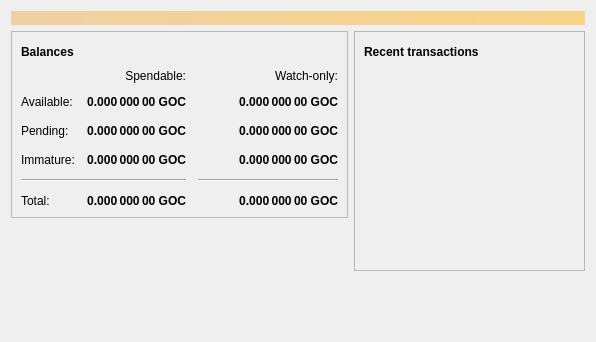
Old version of the form src/qt/forms/overviewpage.ui in the repository versacoin/versacoin.
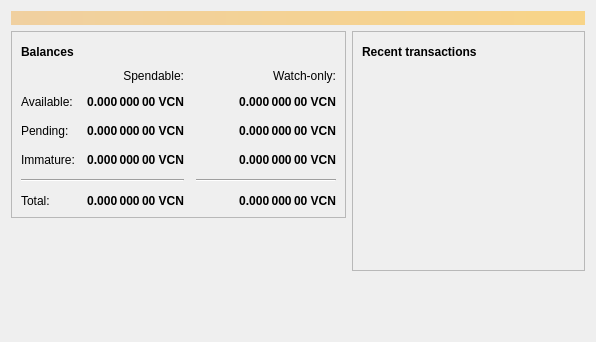
New version of the form. Icons and pictures are not drawn.

Diff of the .ui file:
```diff
--- a/src/qt/forms/overviewpage.ui
+++ b/src/qt/forms/overviewpage.ui
@@ -129,7 +129,7 @@
                <string>Unconfirmed transactions to watch-only addresses</string>
               </property>
               <property name="text">
-               <string notr="true">0.000 000 00 GOC</string>
+               <string notr="true">0.000 000 00 VCN</string>
               </property>
               <property name="alignment">
                <set>Qt::AlignRight|Qt::AlignTrailing|Qt::AlignVCenter</set>
@@ -154,7 +154,7 @@
                <string>Total of transactions that have yet to be confirmed, and do not yet count toward the spendable balance</string>
               </property>
               <property name="text">
-               <string notr="true">0.000 000 00 GOC</string>
+               <string notr="true">0.000 000 00 VCN</string>
               </property>
               <property name="alignment">
                <set>Qt::AlignRight|Qt::AlignTrailing|Qt::AlignVCenter</set>
@@ -179,7 +179,7 @@
                <string>Mined balance in watch-only addresses that has not yet matured</string>
               </property>
               <property name="text">
-               <string notr="true">0.000 000 00 GOC</string>
+               <string notr="true">0.000 000 00 VCN</string>
               </property>
               <property name="alignment">
                <set>Qt::AlignRight|Qt::AlignTrailing|Qt::AlignVCenter</set>
@@ -237,7 +237,7 @@
                <string>Mined balance that has not yet matured</string>
               </property>
               <property name="text">
-               <string notr="true">0.000 000 00 GOC</string>
+               <string notr="true">0.000 000 00 VCN</string>
               </property>
               <property name="alignment">
                <set>Qt::AlignRight|Qt::AlignTrailing|Qt::AlignVCenter</set>
@@ -282,7 +282,7 @@
                <string>Your current total balance</string>
               </property>
               <property name="text">
-               <string notr="true">0.000 000 00 GOC</string>
+               <string notr="true">0.000 000 00 VCN</string>
               </property>
               <property name="alignment">
                <set>Qt::AlignRight|Qt::AlignTrailing|Qt::AlignVCenter</set>
@@ -307,7 +307,7 @@
                <string>Current total balance in watch-only addresses</string>
               </property>
               <property name="text">
-               <string notr="true">0.000 000 00 GOC</string>
+               <string notr="true">0.000 000 00 VCN</string>
               </property>
               <property name="alignment">
                <set>Qt::AlignRight|Qt::AlignTrailing|Qt::AlignVCenter</set>
@@ -349,7 +349,7 @@
                <string>Your current spendable balance</string>
               </property>
               <property name="text">
-               <string notr="true">0.000 000 00 GOC</string>
+               <string notr="true">0.000 000 00 VCN</string>
               </property>
               <property name="alignment">
                <set>Qt::AlignRight|Qt::AlignTrailing|Qt::AlignVCenter</set>
@@ -374,7 +374,7 @@
                <string>Your current balance in watch-only addresses</string>
               </property>
               <property name="text">
-               <string notr="true">0.000 000 00 GOC</string>
+               <string notr="true">0.000 000 00 VCN</string>
               </property>
               <property name="alignment">
                <set>Qt::AlignRight|Qt::AlignTrailing|Qt::AlignVCenter</set>
```
Left out of the diff: 4 changed lines with no effect on the pictures.
